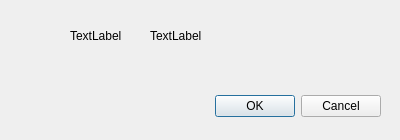
NorthOuterTowner/DB, file wrong.ui: the form before one commit.
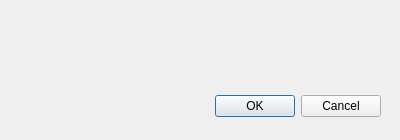
The form after the commit.

```diff
--- a/wrong.ui
+++ b/wrong.ui
@@ -13,6 +13,9 @@
   <property name="windowTitle">
    <string>Dialog</string>
   </property>
+  <property name="styleSheet">
+   <string notr="true"/>
+  </property>
   <widget class="QDialogButtonBox" name="buttonBox">
    <property name="geometry">
     <rect>
@@ -32,27 +35,27 @@
   <widget class="QLabel" name="info">
    <property name="geometry">
     <rect>
-     <x>150</x>
+     <x>80</x>
      <y>10</y>
-     <width>241</width>
-     <height>51</height>
+     <width>311</width>
+     <height>71</height>
     </rect>
    </property>
    <property name="text">
-    <string>TextLabel</string>
+    <string/>
    </property>
   </widget>
   <widget class="QLabel" name="png">
    <property name="geometry">
     <rect>
-     <x>70</x>
+     <x>10</x>
      <y>10</y>
      <width>51</width>
      <height>51</height>
     </rect>
    </property>
    <property name="text">
-    <string>TextLabel</string>
+    <string/>
    </property>
   </widget>
  </widget>
```
